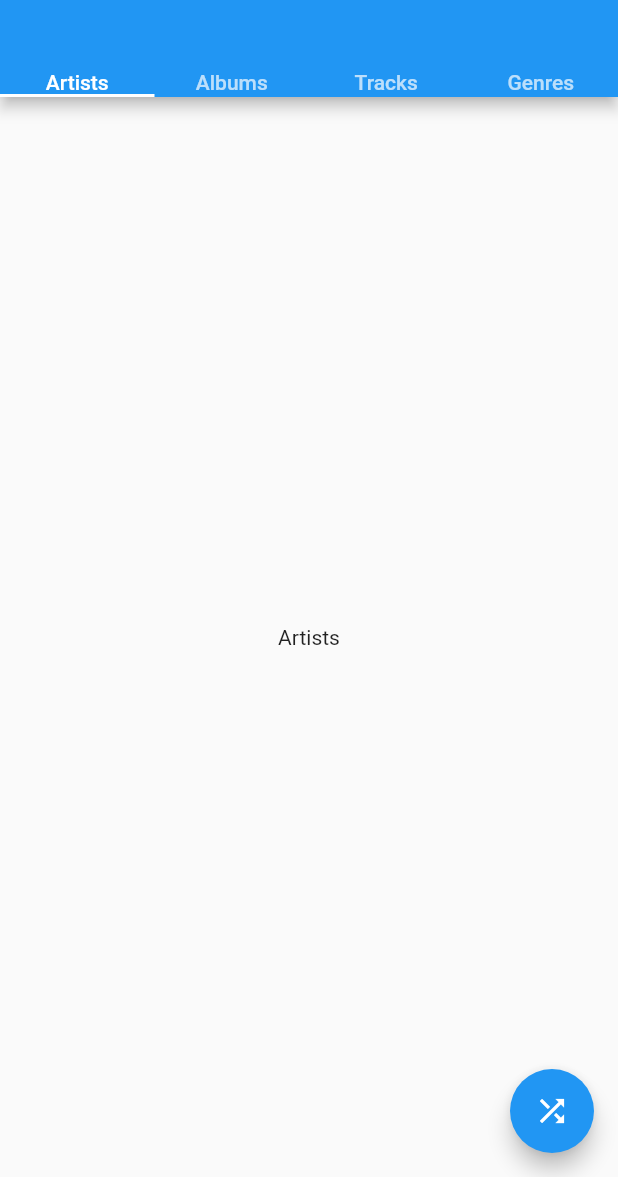
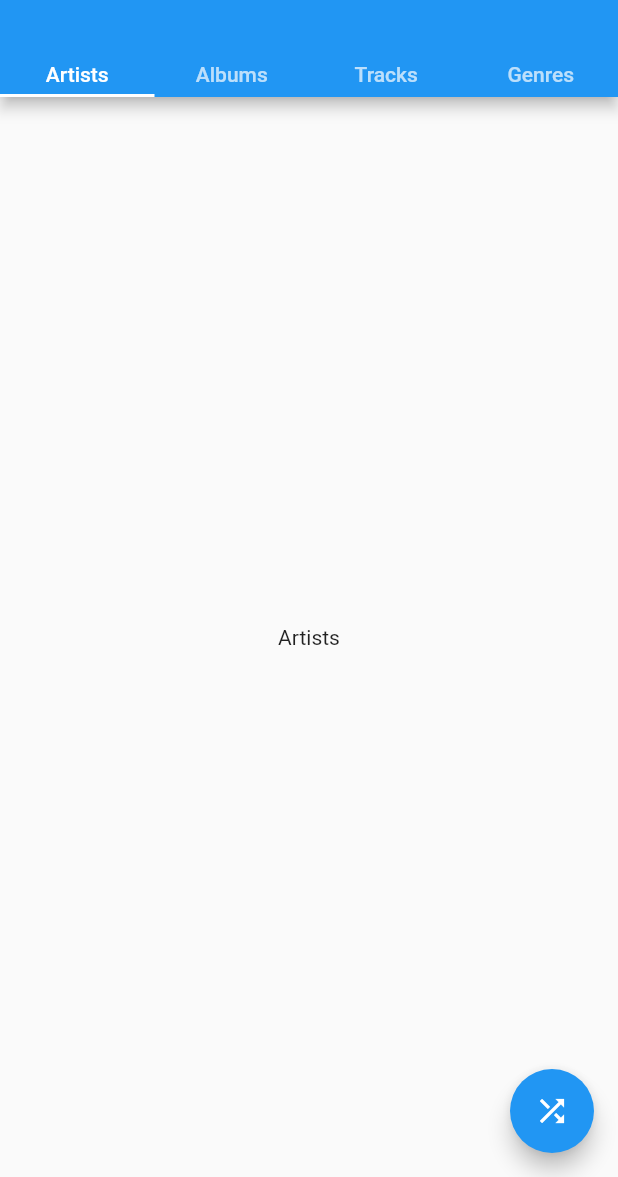
Before and after one commit to Mikiyas721/vlc, a Flutter app: the AudioPage screen opened by its route, on a phone screen of 412 x 824 dp, the part 59-1236 px from its top. Run offline on Flutter 3.47's test engine with Material 2 defaults, Android fonts, the phone set to English and light mode, and no system bars; our stand-ins replace flick_video_player, video_player.

```diff
--- a/lib/ui/pages/audioPage.dart
+++ b/lib/ui/pages/audioPage.dart
@@ -10,7 +10,9 @@ class AudioPage extends StatelessWidget {
           drawer: MyDrawer(),
           appBar: AppBar(
             title: Text('Audio'),
-            bottom: TabBar(tabs: [Text('Artists'), Text('Albums'), Text('Tracks'), Text('Genres')]),
+            bottom: TabBar(
+                labelPadding: EdgeInsets.only(bottom: 5),
+                tabs: [Text('Artists', ), Text('Albums'), Text('Tracks'), Text('Genres')]),
           ),
           body: TabBarView(
             children: [
--- a/pubspec.yaml
+++ b/pubspec.yaml
@@ -27,11 +27,16 @@ dependencies:
   video_player: ^0.10.12+3
   flick_video_player: ^0.1.1
   audioplayers: ^0.16.1
+  flutter_launcher_icons: "^0.8.0"
 
 dev_dependencies:
   flutter_test:
     sdk: flutter
 
+flutter_icons:
+  android: "launcher_icon"
+  ios: true
+  image_path: "assets/icon.jpg"
 
 # For information on the generic Dart part of this file, see the
 # following page: https://dart.dev/tools/pub/pubspec
```
Also changed, not shown: lib/ui/pages/streamPage.dart (+10 -5 lines), assets/icon.jpg (added), pubspec.lock, 22 other files.
